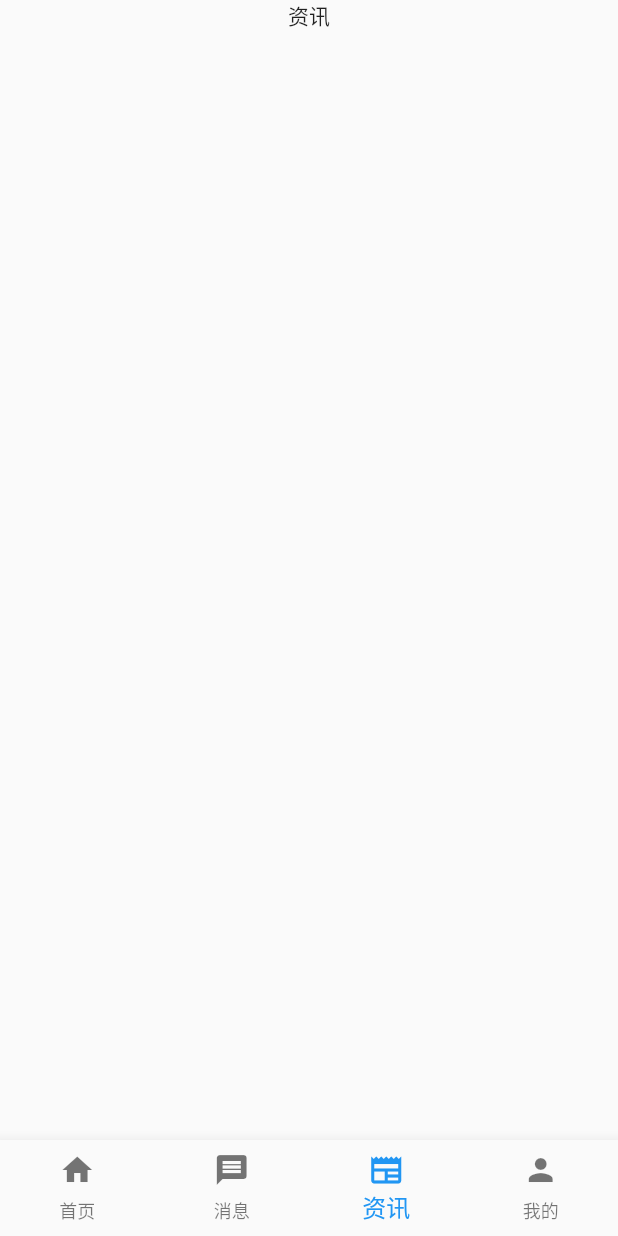
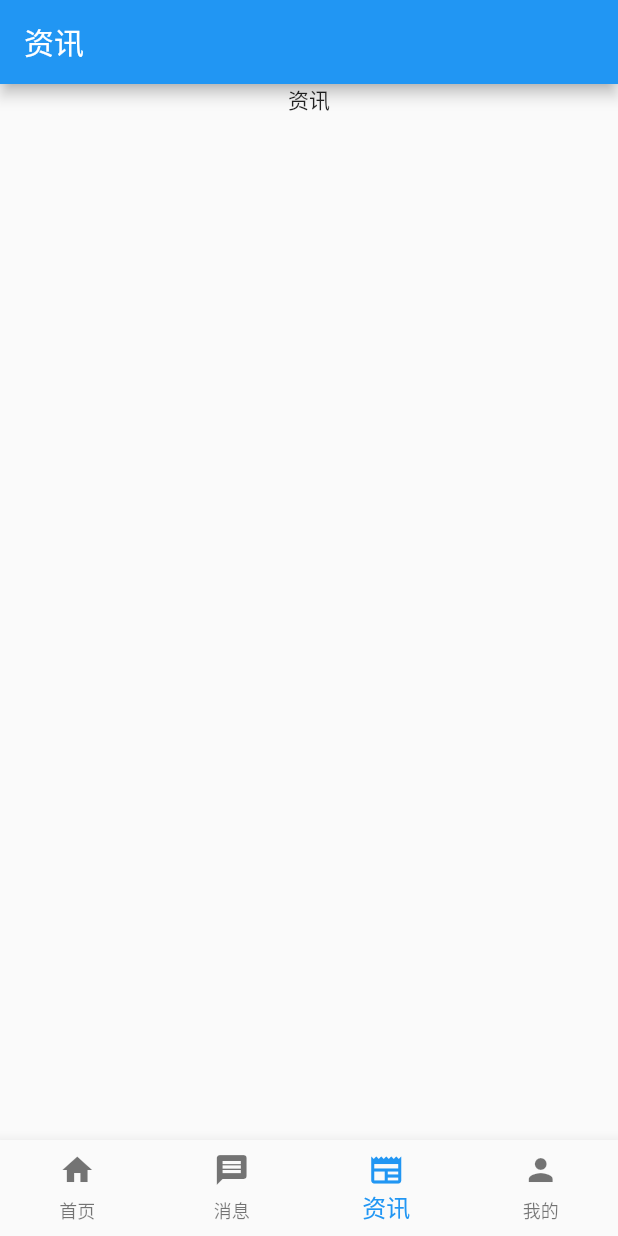
Before and after one commit to Sebastian-github-2020/boss_version_flutter, a Flutter app: the screen it shows after launch, item 3 of the bottom bar chosen, on a phone screen of 412 x 824 dp. Run offline on Flutter 3.47's test engine with Material 2 defaults, Android fonts, the phone set to English and light mode, and no system bars.

Commit message:
添加appbar

```diff
--- a/lib/pages/News/News.dart
+++ b/lib/pages/News/News.dart
@@ -5,11 +5,14 @@ class News extends StatelessWidget{
 
   @override
   Widget build(BuildContext context) {
-    return Center(
-      child: Column(
-        children:const [
-          Text("资讯")
-        ],
+    return Scaffold(
+      appBar: AppBar(title: const Text("资讯"),),
+      body: Center(
+        child: Column(
+          children:const [
+            Text("资讯")
+          ],
+        ),
       ),
     );
   }
```
Also changed, not shown: lib/pages/Profile/Profile.dart (+8 -5 lines).
